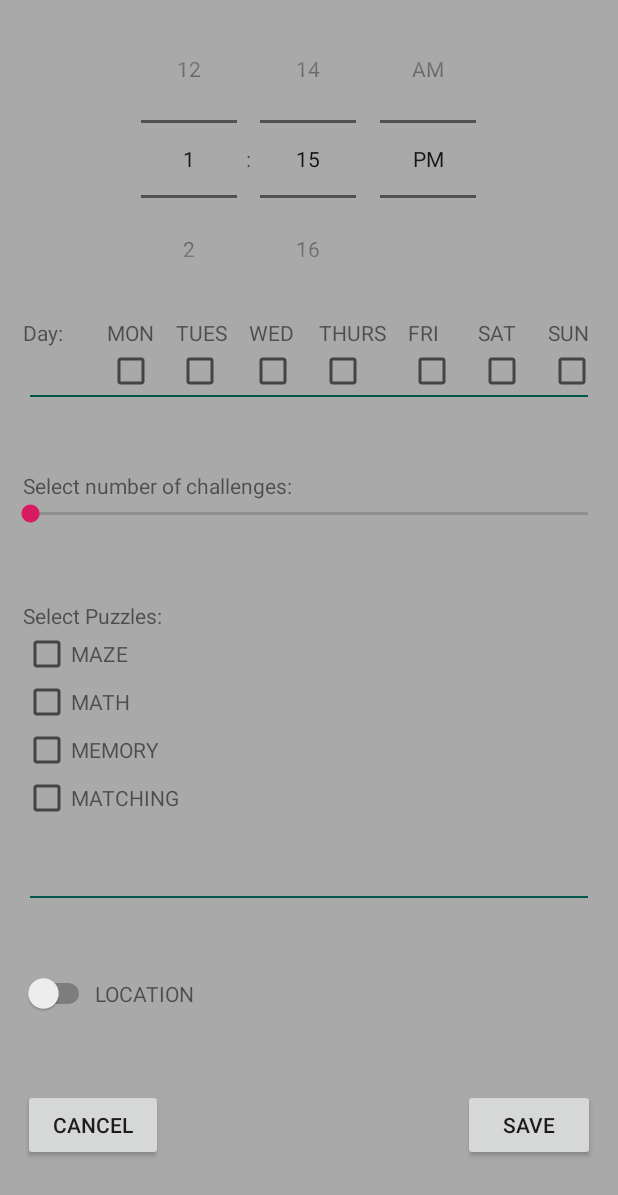
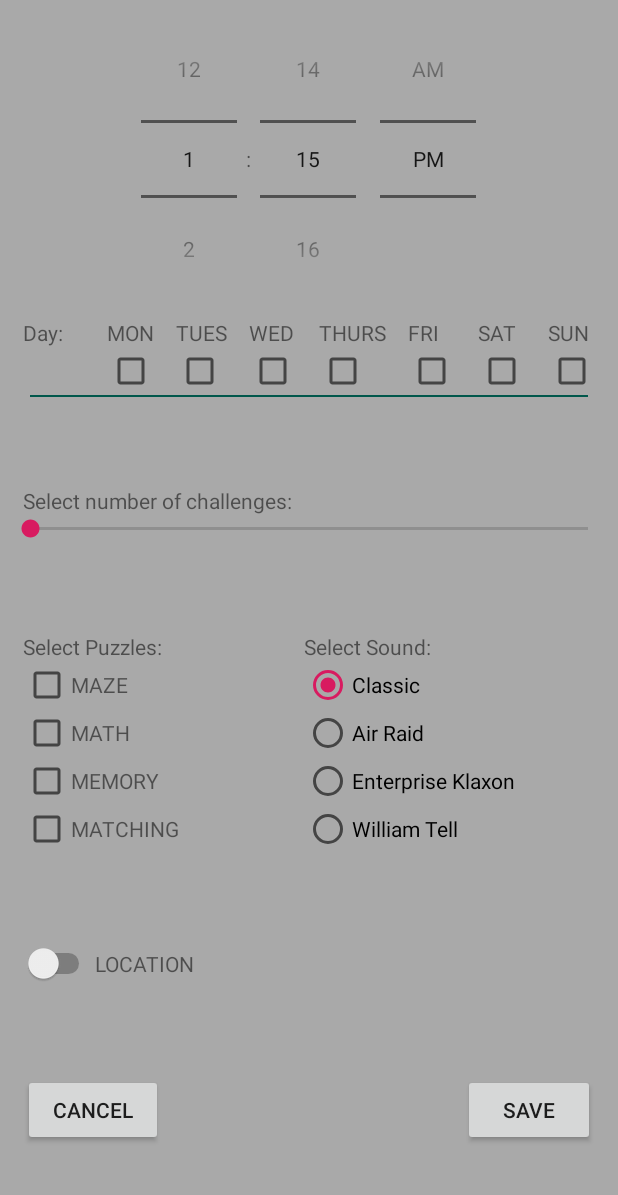
Before and after one commit to simurdh/412Project, an Android app: the screen it shows after launch (EditAlarm), after a tap on an icon or button, on a phone screen of 412 x 824 dp. Shown: the top 1195 px of the screen. Run offline under Robolectric (Android 15) with nearby library versions, the phone set to English and light mode, and no system bars.

Commit message:
multiple sounds, but alarms aren't going off...

```diff
--- a/app/src/main/java/edu/wwu/csci412/SolveAndSnooze/EditAlarm.java
+++ b/app/src/main/java/edu/wwu/csci412/SolveAndSnooze/EditAlarm.java
@@ -10,6 +10,7 @@ import android.view.View;
 import android.widget.Button;
 import android.widget.CheckBox;
 import android.widget.CompoundButton;
+import android.widget.RadioButton;
 import android.widget.SeekBar;
 import android.widget.Switch;
 import android.widget.TimePicker;
@@ -47,7 +48,62 @@ public class EditAlarm extends AppCompatActivity {
 
         currInstance = null;
 
+        SoundManager sound = SoundManager.getInstance(this);
+
         DatabaseManager db = new DatabaseManager(this);
+
+        RadioButton classicRadio = findViewById(R.id.classic_radio);
+        RadioButton airRadio = findViewById(R.id.air_radio);
+        RadioButton enterpriseRadio = findViewById(R.id.enterprise_radio);
+        RadioButton williamRadio = findViewById(R.id.william_radio);
+
+        switch(sound.currSound){
+            case R.raw.alarm:
+                classicRadio.setChecked(true);
+                break;
+            case R.raw.air_raid:
+                airRadio.setChecked(true);
+                break;
+            case R.raw.star_trek_klaxon:
+                enterpriseRadio.setChecked(true);
+                break;
+            case R.raw.william_tell:
+                williamRadio.setChecked(true);
+                break;
+        }
+
+        classicRadio.setOnClickListener(new View.OnClickListener() {
+            @Override
+            public void onClick(View v) {
+                SoundManager sound = SoundManager.getInstance(EditAlarm.this);
+                sound.setAlarmSound(0, EditAlarm.this);
+            }
+        });
+
+        airRadio.setOnClickListener(new View.OnClickListener() {
+            @Override
+            public void onClick(View v) {
+                SoundManager sound = SoundManager.getInstance(EditAlarm.this);
+                sound.setAlarmSound(1, EditAlarm.this);
+            }
+        });
+
+        enterpriseRadio.setOnClickListener(new View.OnClickListener() {
+            @Override
+            public void onClick(View v) {
+                SoundManager sound = SoundManager.getInstance(EditAlarm.this);
+                sound.setAlarmSound(2, EditAlarm.this);
+            }
+        });
+
+        williamRadio.setOnClickListener(new View.OnClickListener() {
+            @Override
+            public void onClick(View v) {
+                SoundManager sound = SoundManager.getInstance(EditAlarm.this);
+                sound.setAlarmSound(3, EditAlarm.this);
+            }
+        });
+
 
         if(this.isNew){
             currInstance = new AlarmData();
--- a/app/src/main/java/edu/wwu/csci412/SolveAndSnooze/GameView.java
+++ b/app/src/main/java/edu/wwu/csci412/SolveAndSnooze/GameView.java
@@ -89,7 +89,10 @@ public class GameView extends SurfaceView implements SurfaceHolder.Callback {
         userSprite = new CharacterSprite(BitmapFactory.decodeResource(getResources(), R.drawable.fox_64px), screenWidth/2, screenHeight/2);
 
         Context context = getContext();
-        sound = MediaPlayer.create(context, R.raw.alarm);
+
+        SoundManager soundSelection = SoundManager.getInstance(context);
+
+        sound = MediaPlayer.create(context, soundSelection.currSound);
         sound.setLooping(true);
         sound.start();
 
--- a/app/src/main/java/edu/wwu/csci412/SolveAndSnooze/MainActivity.java
+++ b/app/src/main/java/edu/wwu/csci412/SolveAndSnooze/MainActivity.java
@@ -14,16 +14,22 @@ import android.content.pm.PackageManager;
 import android.media.MediaPlayer;
 import android.os.Bundle;
 import android.provider.Settings;
+import android.util.Log;
 import android.view.Gravity;
 import android.view.Menu;
+import android.view.MenuInflater;
 import android.view.MenuItem;
 import android.view.View;
 import android.view.ViewGroup;
+import android.widget.ArrayAdapter;
+import android.widget.Button;
 import android.widget.CheckBox;
 import android.widget.CompoundButton;
 import android.widget.ImageButton;
 import android.widget.ImageView;
 import android.widget.LinearLayout;
+import android.widget.PopupMenu;
+import android.widget.Spinner;
 import android.widget.TextView;
 import java.util.ArrayList;
 import java.util.Calendar;
@@ -36,6 +42,8 @@ public class MainActivity extends AppCompatActivity {
     public static int selectedID;
     private AlarmLocation alarmLocation;
     private DatabaseManager db;
+
+    private static final String TAG = "MAIN_ACTIVITY";
 
 
     @Override
--- a/app/src/main/java/edu/wwu/csci412/SolveAndSnooze/MathPuzzle.java
+++ b/app/src/main/java/edu/wwu/csci412/SolveAndSnooze/MathPuzzle.java
@@ -60,7 +60,9 @@ public class MathPuzzle extends AppCompatActivity {
             }
         });
 
-        sound = MediaPlayer.create(this, R.raw.alarm);
+        SoundManager soundSelection = SoundManager.getInstance(this);
+
+        sound = MediaPlayer.create(this, soundSelection.currSound);
         sound.setLooping(true);
         sound.start();
         generateQuestions();
--- a/app/src/main/java/edu/wwu/csci412/SolveAndSnooze/MemoryPuzzle.java
+++ b/app/src/main/java/edu/wwu/csci412/SolveAndSnooze/MemoryPuzzle.java
@@ -39,8 +39,10 @@ public class MemoryPuzzle extends AppCompatActivity {
             width = height;
         }
 
+        SoundManager soundSelection = SoundManager.getInstance(this);
+
         memoryPuzzleModel = new MemoryPuzzleModel(this);
-        sound = MediaPlayer.create(this,R.raw.alarm);
+        sound = MediaPlayer.create(this,soundSelection.currSound);
         sound.setLooping(true);
         sound.start();
         view = new ButtonGridView(this, width, offset, new gridButtonClicked(), memoryPuzzleModel);
--- /dev/null
+++ b/app/src/main/java/edu/wwu/csci412/SolveAndSnooze/SoundManager.java
@@ -0,0 +1,41 @@
+package edu.wwu.csci412.SolveAndSnooze;
+
+import android.content.Context;
+import android.content.SharedPreferences;
+import android.preference.PreferenceManager;
+
+public class SoundManager {
+
+    private static final String PREFERENCE_SOUND = "sound";
+    private static SoundManager instance = null;
+    public int currSound;
+    private int[] validSounds = {
+            R.raw.alarm,
+            R.raw.air_raid,
+            R.raw.star_trek_klaxon,
+            R.raw.william_tell
+    };
+
+    private SoundManager(Context context){
+        SharedPreferences pref = PreferenceManager.getDefaultSharedPreferences(context);
+        currSound = pref.getInt(PREFERENCE_SOUND, R.raw.alarm);
+    }
+
+    public static SoundManager getInstance(Context context){
+        if(instance == null){
+            instance = new SoundManager(context);
+        }
+
+        return instance;
+    }
+
+    public void setAlarmSound(int choice, Context context){
+        SharedPreferences pref = PreferenceManager.getDefaultSharedPreferences(context);
+        SharedPreferences.Editor edit = pref.edit();
+
+        currSound = validSounds[choice];
+
+        edit.putInt(PREFERENCE_SOUND, currSound);
+        edit.commit();
+    }
+}
--- a/app/src/main/res/layout/activity_edit_alarm.xml
+++ b/app/src/main/res/layout/activity_edit_alarm.xml
@@ -199,100 +199,150 @@
     </LinearLayout>
 
     <!--Challenge types-->
+
     <LinearLayout
         android:layout_width="match_parent"
         android:layout_height="wrap_content"
+        android:layout_weight="1">
+
+        <LinearLayout
+            android:layout_width="wrap_content"
+            android:layout_height="wrap_content"
             android:layout_weight="1"
             android:orientation="vertical">
+
             <TextView
                 android:layout_width="wrap_content"
                 android:layout_height="wrap_content"
+                android:paddingStart="15dp"
                 android:paddingLeft="15dp"
-            android:paddingStart="15dp"
                 android:paddingEnd="15dp"
-            android:text="Select Puzzles:"/>
+                android:text="Select Puzzles:" />
             <!--Maze puzzle -->
             <LinearLayout
                 android:layout_width="wrap_content"
                 android:layout_height="wrap_content"
                 android:orientation="horizontal"
+                android:paddingStart="15dp"
                 android:paddingLeft="15dp"
-            android:paddingStart="15dp"
                 android:paddingEnd="15dp">
+
                 <CheckBox
                     android:id="@+id/mazeCheckbox"
                     android:layout_width="wrap_content"
                     android:layout_height="wrap_content" />
+
                 <TextView
                     android:layout_width="wrap_content"
                     android:layout_height="wrap_content"
-                android:text="MAZE"/>
+                    android:text="MAZE" />
             </LinearLayout>
             <!--Math puzzle -->
             <LinearLayout
                 android:layout_width="wrap_content"
                 android:layout_height="wrap_content"
                 android:orientation="horizontal"
+                android:paddingStart="15dp"
                 android:paddingLeft="15dp"
-            android:paddingStart="15dp"
                 android:paddingEnd="15dp">
+
                 <CheckBox
                     android:id="@+id/mathCheckbox"
                     android:layout_width="wrap_content"
                     android:layout_height="wrap_content" />
+
                 <TextView
                     android:layout_width="wrap_content"
                     android:layout_height="wrap_content"
-                android:text="MATH"/>
+                    android:text="MATH" />
             </LinearLayout>
             <!--Memory puzzle -->
             <LinearLayout
                 android:layout_width="wrap_content"
                 android:layout_height="wrap_content"
                 android:orientation="horizontal"
+                android:paddingStart="15dp"
                 android:paddingLeft="15dp"
-            android:paddingStart="15dp"
                 android:paddingEnd="15dp">
+
                 <CheckBox
                     android:id="@+id/memoryCheckbox"
                     android:layout_width="wrap_content"
                     android:layout_height="wrap_content" />
+
                 <TextView
                     android:layout_width="wrap_content"
                     android:layout_height="wrap_content"
-                android:text="MEMORY"/>
+                    android:text="MEMORY" />
             </LinearLayout>
             <!--Matching puzzle -->
             <LinearLayout
                 android:layout_width="wrap_content"
                 android:layout_height="wrap_content"
                 android:orientation="horizontal"
+                android:paddingStart="15dp"
                 android:paddingLeft="15dp"
-            android:paddingStart="15dp"
                 android:paddingEnd="15dp">
+
                 <CheckBox
                     android:id="@+id/matchingCheckbox"
                     android:layout_width="wrap_content"
                     android:layout_height="wrap_content" />
+
                 <TextView
                     android:layout_width="wrap_content"
                     android:layout_height="wrap_content"
-                android:text="MATCHING"/>
+                    android:text="MATCHING" />
             </LinearLayout>
         </LinearLayout>
 
         <LinearLayout
             android:layout_width="wrap_content"
             android:layout_height="wrap_content"
-        android:layout_weight="1">
-        <View
+            android:layout_weight="1"
+            android:orientation="vertical">
+
+            <TextView
+                android:id="@+id/textView"
                 android:layout_width="match_parent"
-            android:layout_height="1dp"
-            android:layout_marginLeft="20dp"
-            android:layout_marginStart="20dp"
-            android:layout_marginRight="20dp"
-            android:layout_marginEnd="20dp"
-            android:background="@color/colorPrimaryDark" />
+                android:layout_height="wrap_content"
+                android:layout_weight="1"
+                android:text="Select Sound:" />
+
+            <RadioGroup
+                android:layout_width="wrap_content"
+                android:layout_height="wrap_content"
+                android:layout_weight="1" >
+
+                <RadioButton
+                    android:id="@+id/classic_radio"
+                    android:layout_width="match_parent"
+                    android:layout_height="wrap_content"
+                    android:text="@string/classic_alarm" />
+
+                <RadioButton
+                    android:id="@+id/air_radio"
+                    android:layout_width="match_parent"
+                    android:layout_height="wrap_content"
+                    android:text="@string/air_alarm" />
+
+                <RadioButton
+                    android:id="@+id/enterprise_radio"
+                    android:layout_width="match_parent"
+                    android:layout_height="wrap_content"
+                    android:text="@string/enterprise_alarm" />
+
+                <RadioButton
+                    android:id="@+id/william_radio"
+                    android:layout_width="match_parent"
+                    android:layout_height="wrap_content"
+                    android:text="@string/william_alarm" />
+            </RadioGroup>
+
+        </LinearLayout>
+
+
+
     </LinearLayout>
 
     <!--Location-->
--- a/app/src/main/res/layout/content_main.xml
+++ b/app/src/main/res/layout/content_main.xml
@@ -30,6 +30,7 @@
                 style="@style/mathSolveTitle"
                 android:layout_width="100dp"
                 android:layout_height="match_parent"
+                android:layout_gravity="center"
                 android:layout_weight="1"
                 android:text="Alarms"
                 android:textColor="#FFFFFF" />
--- a/app/src/main/res/menu/menu_main.xml
+++ b/app/src/main/res/menu/menu_main.xml
@@ -12,4 +12,5 @@
         android:title=""
         android:icon="@android:drawable/ic_menu_help"
         app:showAsAction="ifRoom"/>
+
 </menu>
--- a/app/src/main/res/values/strings.xml
+++ b/app/src/main/res/values/strings.xml
@@ -21,4 +21,11 @@
     <string name="location_title">Location</string>
     <string name="location_info">When selecting location while editing or creating an alarm, the app will use your current location to set up a 100 meter radius.
         The alarm will only sound if you are in this radius. Every time you unselect and reselect the location option, it will use the current location for the radius.</string>
+
+    <string name="classic_alarm">Classic</string>
+    <string name="air_alarm">Air Raid</string>
+    <string name="enterprise_alarm">Enterprise Klaxon</string>
+    <string name="william_alarm">William Tell</string>
+
+    <string name="setSoundLabel">set alarm sound</string>
 </resources>
```
Also changed, not shown: app/src/main/res/menu/sound_menu.xml (added, +20 -0 lines), 3 other files. Lines whose indentation alone changed are shown as unchanged.
